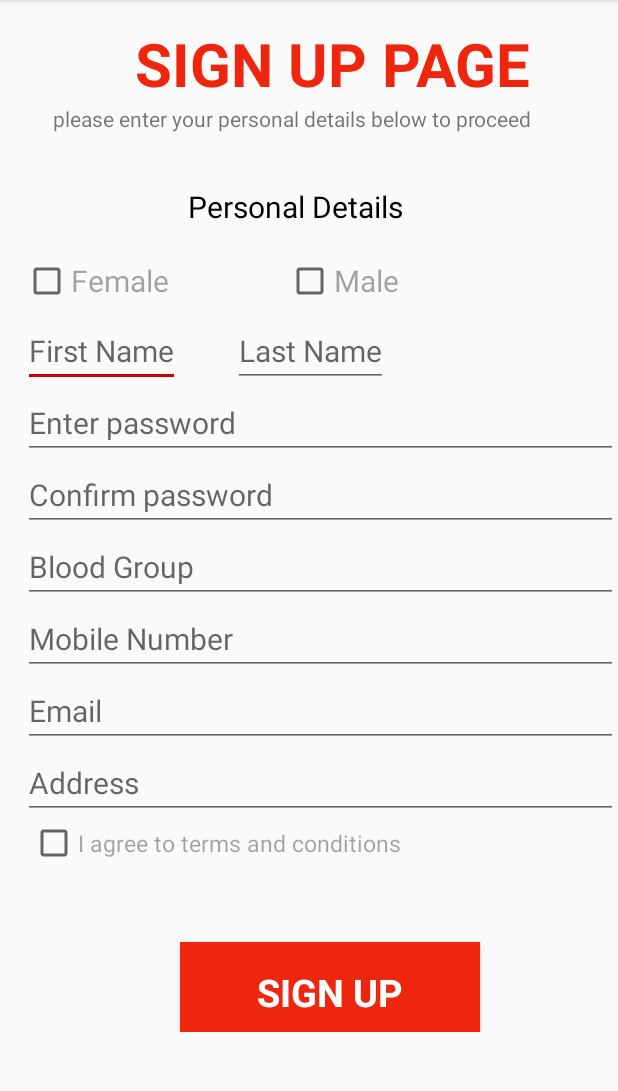
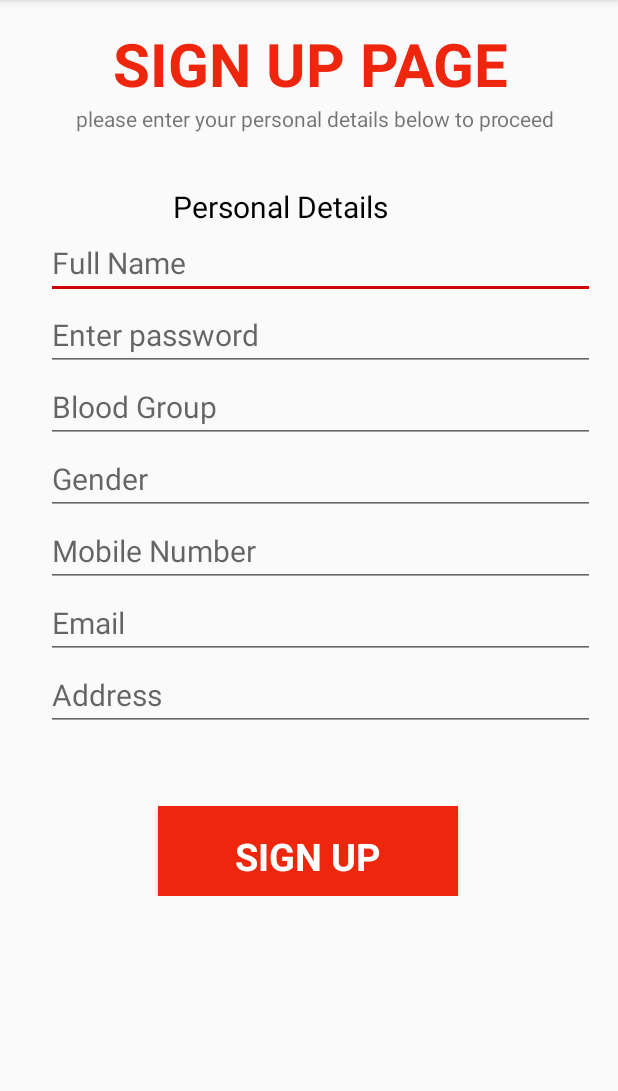
Before and after one commit to Afroza-Sharmin-Urmi/BloodDonationApp, an Android app: the Registration screen opened directly, with no data from a screen before it, on a phone screen of 412 x 824 dp, the part 84-1175 px from its top. Run offline under Robolectric (Android 15) with nearby library versions, the phone set to English and light mode, and no system bars; 2 statements that could not run were skipped.

Commit message:
Add files via upload

```diff
--- a/Plasma/app/src/main/res/layout/activity_registration.xml
+++ b/Plasma/app/src/main/res/layout/activity_registration.xml
@@ -1,4 +1,5 @@
 <?xml version="1.0" encoding="utf-8"?>
+<!--suppress ALL -->
 <ScrollView
     xmlns:android="http://schemas.android.com/apk/res/android"
     xmlns:tools="http://schemas.android.com/tools"
@@ -8,11 +9,14 @@
     <LinearLayout
         android:layout_width="match_parent"
         android:layout_height="match_parent"
-        android:orientation="vertical">
+        android:orientation="vertical"
+        android:layout_marginLeft="15dp"
+        android:layout_marginRight="15dp"
+        >
         <TextView
             android:layout_width="match_parent"
             android:layout_height="match_parent"
-            android:layout_marginLeft="90dp"
+            android:layout_marginLeft="60dp"
             android:layout_marginTop="15dp"
             android:text="SIGN UP PAGE"
             android:textColor="#EE260E"
@@ -29,76 +33,25 @@
         <TextView
             android:layout_width="wrap_content"
             android:layout_height="wrap_content"
-            android:layout_marginLeft="125dp"
+            android:layout_marginLeft="100dp"
             android:layout_marginTop="35dp"
             android:text="Personal Details"
             android:textColor="#000000"
             android:textSize="20sp" />
 
-        <LinearLayout
-            android:layout_width="match_parent"
-            android:layout_height="wrap_content"
-            android:layout_marginTop="20sp">
 
-        <LinearLayout
-            android:layout_width="150dp"
-            android:layout_height="35dp"
-            android:orientation="horizontal"
-            android:layout_marginLeft="15dp">
 
-            <CheckBox
+        <EditText
+                android:id="@+id/nameID"
                 android:layout_width="match_parent"
                 android:layout_height="wrap_content"
-                android:text="Female"
-                android:textColor="#5E090707"
-                android:textSize="20sp" />
-        </LinearLayout>
-        <LinearLayout
-            android:layout_width="150dp"
-            android:layout_height="35dp"
-            android:orientation="horizontal"
-            android:layout_marginLeft="25dp">
-
-            <CheckBox
-                android:layout_width="match_parent"
-                android:layout_height="wrap_content"
-                android:text="Male"
-                android:textColor="#5E090707"
-                android:textSize="20sp" />
-        </LinearLayout>
-        </LinearLayout>
-        <LinearLayout
-            android:layout_width="match_parent"
-            android:layout_height="wrap_content"
-            android:layout_marginTop="3dp"
-            android:layout_gravity="center_horizontal"
-            android:layout_marginLeft="28dp"
-            android:orientation="horizontal">
-        </LinearLayout>
-        <LinearLayout
-            android:layout_width="match_parent"
-            android:layout_height="wrap_content">
-
-            <EditText
-                android:id="@+id/fname"
-                android:layout_width="wrap_content"
-                android:layout_height="wrap_content"
                 android:layout_marginLeft="15dp"
-                android:hint="First Name"
+                android:hint="Full Name"
                 android:inputType="text"
                 android:textSize="20sp" />
 
-            <EditText
-                android:id="@+id/lname"
-                android:layout_width="wrap_content"
-                android:layout_height="wrap_content"
-                android:layout_marginLeft="35dp"
-                android:hint="Last Name"
-                android:inputType="text"
-                android:textSize="20sp" />
-        </LinearLayout>
         <EditText
-            android:id="@+id/textpassword"
+            android:id="@+id/signUpPasswordID"
             android:layout_width="match_parent"
             android:layout_height="wrap_content"
             android:hint="Enter password"
@@ -106,16 +59,7 @@
             android:textSize="20sp"
             android:layout_marginLeft="15dp"/>
         <EditText
-            android:id="@+id/cpassword"
-            android:layout_width="match_parent"
-            android:layout_height="wrap_content"
-            android:hint="Confirm password"
-            android:inputType="textPassword"
-            android:textSize="20sp"
-            android:layout_marginLeft="15dp"/>
-
-        <EditText
-            android:id="@+id/group"
+            android:id="@+id/blood_groupID"
             android:layout_width="match_parent"
             android:layout_height="wrap_content"
             android:hint="Blood Group"
@@ -123,7 +67,16 @@
             android:textSize="20sp"
             android:layout_marginLeft="15dp"/>
         <EditText
-            android:id="@+id/number"
+            android:id="@+id/genderID"
+            android:layout_width="match_parent"
+            android:layout_height="wrap_content"
+            android:hint="Gender"
+            android:inputType="text"
+            android:textSize="20sp"
+            android:layout_marginLeft="15dp"/>
+
+        <EditText
+            android:id="@+id/numberID"
             android:layout_width="match_parent"
             android:layout_height="wrap_content"
             android:hint="Mobile Number"
@@ -131,7 +84,7 @@
             android:textSize="20sp"
             android:layout_marginLeft="15dp"/>
         <EditText
-            android:id="@+id/email"
+            android:id="@+id/signUpEmailID"
             android:layout_width="match_parent"
             android:layout_height="wrap_content"
             android:hint="Email"
@@ -139,32 +92,24 @@
             android:textSize="20sp"
             android:layout_marginLeft="15dp"/>
         <EditText
-            android:id="@+id/address"
+            android:id="@+id/addressID"
             android:layout_width="match_parent"
             android:layout_height="wrap_content"
             android:hint="Address"
             android:inputType="text"
             android:textSize="20sp"
             android:layout_marginLeft="15dp"/>
-        <CheckBox
-            android:id="@+id/cheekbox"
-            android:layout_width="wrap_content"
-            android:layout_height="wrap_content"
-            android:layout_marginLeft="20dp"
-            android:text="I agree to terms and conditions"
-            android:textColor="#5E090707"
-            android:textSize="15sp" />
 
     <Button
         android:text="SIGN UP"
-        android:id="@+id/signupPage"
+        android:onClick="btnInsert_Click"
         android:layout_width="200dp"
         android:layout_height="60dp"
         android:background="#EE260E"
         android:clickable="true"
         android:focusable="true"
         android:padding="16dp"
-        android:layout_marginLeft="120dp"
+        android:layout_marginLeft="90dp"
         android:layout_marginTop="50dp"
         android:textAllCaps="false"
         android:textColor="#FFFFFF"
@@ -172,5 +117,11 @@
         android:textSize="25sp"
         android:textStyle="bold"
         style="@style/TextAppearance.AppCompat.Body1"/>
+        <ProgressBar
+            android:id="@+id/progressBarId"
+            android:visibility="gone"
+            android:layout_gravity="center"
+            android:layout_width="wrap_content"
+            android:layout_height="wrap_content" />
     </LinearLayout>
 </ScrollView>
```
Also changed, not shown: Plasma/app/src/main/res/layout/activity_about_us.xml (added, +20 -0 lines), Plasma/app/src/main/res/layout/activity_feed_back.xml (added, +36 -0 lines), Plasma/app/src/main/res/layout/activity_new_profile.xml (+10 -2 lines), Plasma/app/src/main/res/layout/activity_setting.xml (added, +9 -0 lines), Plasma/app/src/main/res/layout/activity_share.xml (added, +9 -0 lines), Plasma/app/src/main/res/layout/app_bar_drawer_menu.xml (added, +28 -0 lines), Plasma/app/src/main/res/layout/cardview.xml (added, +81 -0 lines), Plasma/app/src/main/res/layout/content_drawer_menu.xml (added, +48 -0 lines), Plasma/app/src/main/res/layout/nav_header_drawer_menu.xml (added, +40 -0 lines).
